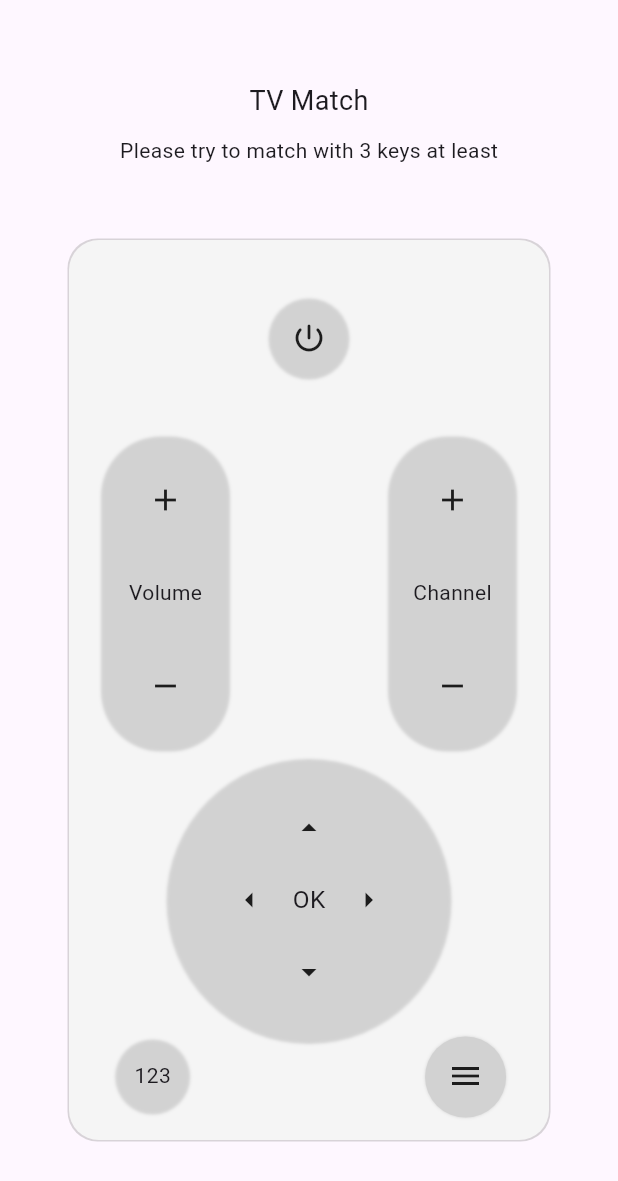
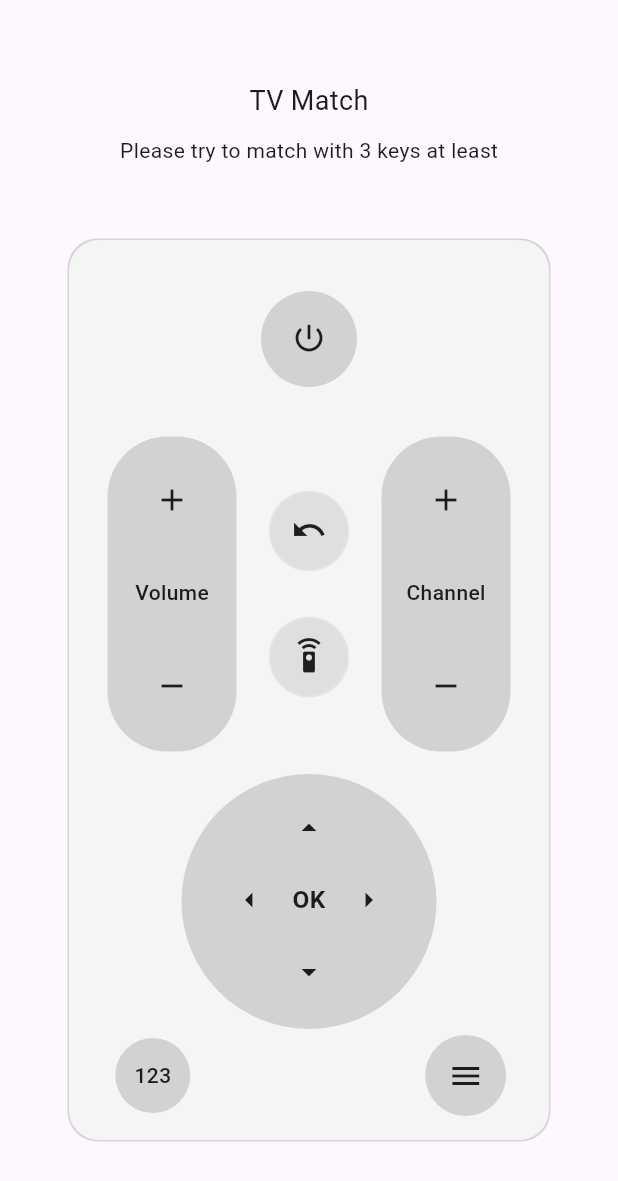
Before and after one commit to asheesh20/controller_app, a Flutter app: the screen it shows after launch, on a phone screen of 412 x 824 dp. Shown: the top 1181 px of the screen. Run offline on Flutter 3.47's test engine with Material 3 defaults, Android fonts, the phone set to English and light mode, and no system bars.

Commit message:
Post forward,remote

```diff
--- a/lib/screens/tv.dart
+++ b/lib/screens/tv.dart
@@ -1,9 +1,11 @@
-import 'package:controller_app/screens/widgets/Channel_button.dart';
-import 'package:controller_app/screens/widgets/menu.dart';
-import 'package:controller_app/screens/widgets/numbers.dart';
-import 'package:controller_app/screens/widgets/ok_button.dart';
-import 'package:controller_app/screens/widgets/power.dart';
-import 'package:controller_app/screens/widgets/volume_button.dart';
+import 'package:controller_app/widgets/Channel_button.dart';
+import 'package:controller_app/widgets/back.dart';
+import 'package:controller_app/widgets/forward.dart';
+import 'package:controller_app/widgets/menu.dart';
+import 'package:controller_app/widgets/numbers.dart';
+import 'package:controller_app/widgets/ok_button.dart';
+import 'package:controller_app/widgets/power.dart';
+import 'package:controller_app/widgets/volume_button.dart';
 import 'package:flutter/material.dart';
 
 class TvScreen extends StatelessWidget {
@@ -42,7 +44,7 @@ class TvScreen extends StatelessWidget {
                 boxShadow: [
                   BoxShadow(
                     color: Colors.grey.withOpacity(0.4),
-                    blurRadius: 0,
+                    //blurRadius: 0,
                     spreadRadius: 1,
                   ),
                 ],
@@ -66,9 +68,17 @@ class TvScreen extends StatelessWidget {
                     mainAxisAlignment: MainAxisAlignment.spaceAround,
                     children: [
                       VolumeButton(),
-                      SizedBox(
-                        width: 50,
+                      Column(
+                        mainAxisAlignment: MainAxisAlignment.spaceBetween,
+                        children: [
+                          Back(),
+                          SizedBox(
+                            height: 60,
+                          ),
+                          Forward(),
+                        ],
                       ),
+                      // SizedBox(width: 50),
                       ChannelButton(),
                     ],
                   ),
--- a/lib/screens/widgets/Channel_button.dart
+++ b/lib/widgets/Channel_button.dart
@@ -14,18 +14,21 @@ class ChannelButton extends StatelessWidget {
             BoxShadow(
               color: Colors.grey.withOpacity(0.4),
               spreadRadius: 15,
-              blurRadius: 1,
+              //blurRadius: 1,
               offset: const Offset(0, 1),
             ),
           ],
           borderRadius: BorderRadius.circular(40)),
-      child: Column(
+      child: const Column(
         mainAxisAlignment: MainAxisAlignment.center,
         crossAxisAlignment: CrossAxisAlignment.center,
         children: [
           Icon(Icons.add),
           SizedBox(height: 40),
-          Text('Channel'),
+          Text(
+            'Channel',
+            style: TextStyle(fontWeight: FontWeight.w500),
+          ),
           SizedBox(
             height: 40,
           ),
--- /dev/null
+++ b/lib/widgets/back.dart
@@ -0,0 +1,23 @@
+import 'package:flutter/material.dart';
+
+class Back extends StatelessWidget {
+  const Back({super.key});
+
+  @override
+  Widget build(BuildContext context) {
+    return Container(
+      decoration: BoxDecoration(shape: BoxShape.circle, boxShadow: [
+        BoxShadow(
+          color: Colors.grey.withOpacity(0.25),
+          spreadRadius: 15,
+          blurStyle: BlurStyle.inner,
+          blurRadius: 1,
+          offset: const Offset(0, 1),
+        ),
+      ]),
+      child: Icon(
+        Icons.undo_outlined,
+      ),
+    );
+  }
+}
--- a/lib/screens/widgets/menu.dart
+++ b/lib/widgets/forward.dart
@@ -1,23 +1,21 @@
 import 'package:flutter/material.dart';
 
-class MenuScreen extends StatelessWidget {
-  const MenuScreen({super.key});
+class Forward extends StatelessWidget {
+  const Forward({super.key});
 
   @override
   Widget build(BuildContext context) {
     return Container(
       decoration: BoxDecoration(shape: BoxShape.circle, boxShadow: [
         BoxShadow(
-          color: Colors.grey.withOpacity(0.4),
+          color: Colors.grey.withOpacity(0.25),
           spreadRadius: 15,
-          blurStyle: BlurStyle.solid,
+          blurStyle: BlurStyle.inner,
           blurRadius: 1,
           offset: const Offset(0, 1),
         ),
       ]),
-      child: Icon(
-        Icons.menu_outlined,
-      ),
+      child: const Icon(Icons.settings_remote),
     );
   }
 }
--- a/lib/screens/widgets/power.dart
+++ b/lib/widgets/menu.dart
@@ -1,7 +1,7 @@
 import 'package:flutter/material.dart';
 
-class Power extends StatelessWidget {
-  const Power({super.key});
+class MenuScreen extends StatelessWidget {
+  const MenuScreen({super.key});
 
   @override
   Widget build(BuildContext context) {
@@ -10,12 +10,13 @@ class Power extends StatelessWidget {
         BoxShadow(
           color: Colors.grey.withOpacity(0.4),
           spreadRadius: 15,
-          blurRadius: 1,
-          offset: const Offset(0, 1),
+          //blurStyle: BlurStyle.solid,
+          // blurRadius: 1,
+          offset: const Offset(0, 0),
         ),
       ]),
       child: Icon(
-        Icons.power_settings_new_rounded,
+        Icons.menu_outlined,
       ),
     );
   }
--- a/lib/screens/widgets/numbers.dart
+++ b/lib/widgets/numbers.dart
@@ -12,12 +12,15 @@ class Numbers extends StatelessWidget {
           BoxShadow(
             color: Colors.grey.withOpacity(0.4),
             spreadRadius: 15,
-            blurRadius: 1,
-            offset: const Offset(0, 1),
+            //blurRadius: 1,
+            offset: const Offset(0, 0),
           ),
         ],
       ),
-      child: Text('123'),
+      child: Text(
+        '123',
+        style: TextStyle(fontWeight: FontWeight.w500),
+      ),
     );
   }
 }
--- a/lib/screens/widgets/ok_button.dart
+++ b/lib/widgets/ok_button.dart
@@ -13,9 +13,9 @@ class OkButton extends StatelessWidget {
         boxShadow: [
           BoxShadow(
             color: Colors.grey.withOpacity(0.4),
-            spreadRadius: 40,
-            blurRadius: 1,
-            //blurStyle: BlurStyle.inner,
+            spreadRadius: 30,
+            blurRadius: 0.0,
+            blurStyle: BlurStyle.inner,
             offset: const Offset(0, 1),
           ),
         ],
@@ -36,7 +36,7 @@ class OkButton extends StatelessWidget {
                 ),
                 Text(
                   'OK',
-                  style: TextStyle(fontSize: 16.3),
+                  style: TextStyle(fontSize: 16.3, fontWeight: FontWeight.w600),
                 ),
                 SizedBox(
                   width: 10,
--- /dev/null
+++ b/lib/widgets/power.dart
@@ -0,0 +1,22 @@
+import 'package:flutter/material.dart';
+
+class Power extends StatelessWidget {
+  const Power({super.key});
+
+  @override
+  Widget build(BuildContext context) {
+    return Container(
+      decoration: BoxDecoration(shape: BoxShape.circle, boxShadow: [
+        BoxShadow(
+          color: Colors.grey.withOpacity(0.4),
+          spreadRadius: 20,
+          //blurRadius: 1,
+          offset: const Offset(0, 1),
+        ),
+      ]),
+      child: Icon(
+        Icons.power_settings_new_rounded,
+      ),
+    );
+  }
+}
--- a/lib/screens/widgets/volume_button.dart
+++ b/lib/widgets/volume_button.dart
@@ -26,18 +26,21 @@ class VolumeButton extends StatelessWidget {
             BoxShadow(
               color: Colors.grey.withOpacity(0.4),
               spreadRadius: 15,
-              blurRadius: 1,
+              //blurRadius: 1,
               offset: const Offset(0, 1),
             ),
           ],
           borderRadius: BorderRadius.circular(40)),
-      child: Column(
+      child: const Column(
         mainAxisAlignment: MainAxisAlignment.center,
         crossAxisAlignment: CrossAxisAlignment.center,
         children: [
           Icon(Icons.add),
           SizedBox(height: 40),
-          Text('Volume'),
+          Text(
+            'Volume',
+            style: TextStyle(fontWeight: FontWeight.w500),
+          ),
           SizedBox(
             height: 40,
           ),
```
